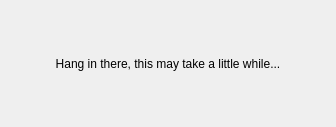
The window that src/ui/operationinprogressdialog.ui (echmet/PeakMasterNG) describes before a commit, drawn with Qt 5.
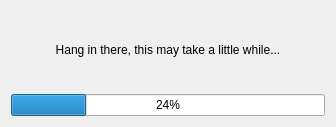
The same window after the commit.

Commit message: Add infinite progress bar to OperationInProgress dialog

```diff
--- a/src/ui/operationinprogressdialog.ui
+++ b/src/ui/operationinprogressdialog.ui
@@ -24,6 +24,13 @@
      </property>
     </widget>
    </item>
+   <item>
+    <widget class="QProgressBar" name="qprbar_inProgress">
+     <property name="value">
+      <number>24</number>
+     </property>
+    </widget>
+   </item>
   </layout>
  </widget>
  <resources/>
```
The commit also changes 1 other file.
